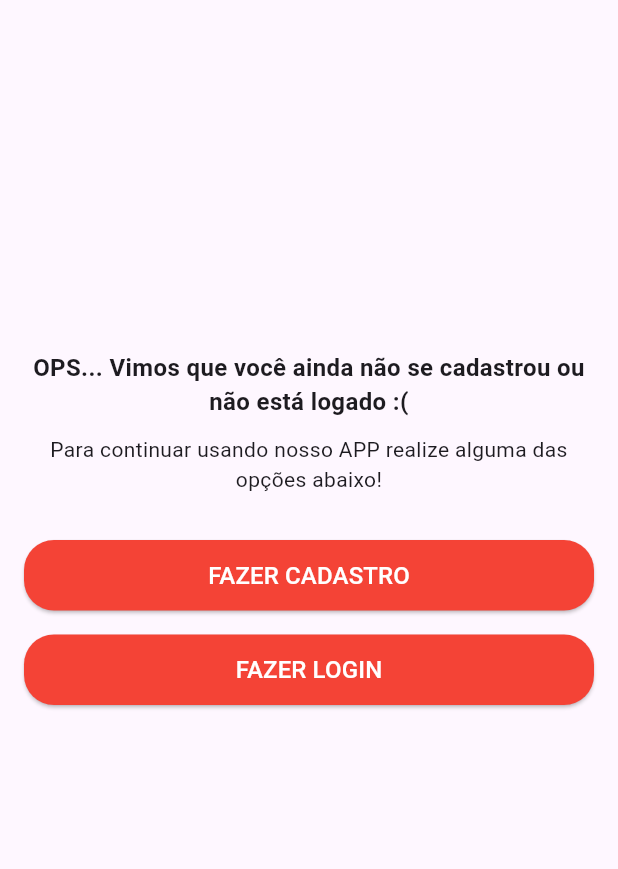
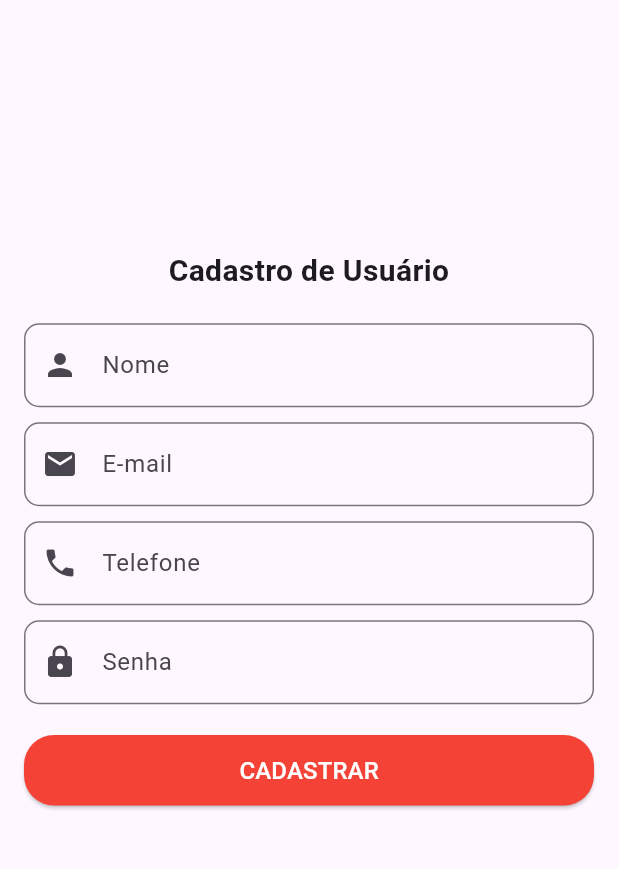
Before and after one commit to DanielSalgadoM7/RecipeWise, a Flutter app: the Telabloqueio screen opened directly, after a tap on "FAZER CADASTRO", on a phone screen of 412 x 824 dp, the part 180-1049 px from its top. Run offline on Flutter 3.47's test engine with Material 3 defaults, Android fonts, the light colour scheme and no system bars; our stand-ins replace convex_bottom_bar, image_picker, sqflite; accounts and stored records are empty.

Commit message:
Tela cadastro e login no PERFIL

```diff
--- a/main/lib/TelaBloqueio.dart
+++ b/main/lib/TelaBloqueio.dart
@@ -1,4 +1,6 @@
 import 'package:flutter/material.dart';
+import 'TelaCadastro.dart';  // Importe a tela de cadastro
+import 'TelaLogin.dart';     // Importe a tela de login
 
 class Telabloqueio extends StatelessWidget {
   @override
@@ -50,7 +52,10 @@ class Telabloqueio extends StatelessWidget {
               child: ElevatedButton(
                 onPressed: () {
                   // Navegar para a tela de cadastro
-                  Navigator.pushNamed(context, '/cadastro');
+                  Navigator.push(
+                    context,
+                    MaterialPageRoute(builder: (context) => TelaCadastro()),
+                  );
                 },
                 style: ElevatedButton.styleFrom(
                   backgroundColor: Colors.red, // Cor de fundo do botão
@@ -73,7 +78,10 @@ class Telabloqueio extends StatelessWidget {
               child: ElevatedButton(
                 onPressed: () {
                   // Navegar para a tela de login
-                  Navigator.pushNamed(context, '/login');
+                  Navigator.push(
+                    context,
+                    MaterialPageRoute(builder: (context) => TelaLogin()),
+                  );
                 },
                 style: ElevatedButton.styleFrom(
                   backgroundColor: Colors.red, // Cor de fundo do botão
--- a/main/lib/TelaCadastro.dart
+++ b/main/lib/TelaCadastro.dart
@@ -0,0 +1,134 @@
+import 'package:flutter/material.dart';
+
+class TelaCadastro extends StatelessWidget {
+  final TextEditingController nomeController = TextEditingController();
+  final TextEditingController emailController = TextEditingController();
+  final TextEditingController telefoneController = TextEditingController();
+  final TextEditingController senhaController = TextEditingController();
+
+  @override
+  Widget build(BuildContext context) {
+    return Scaffold(
+      // Barra de navegação com fundo vermelho
+      appBar: PreferredSize(
+        preferredSize: Size.fromHeight(120), // Altura maior da AppBar
+        child: AppBar(
+          backgroundColor: Colors.red.shade700, // Cor de fundo vermelha
+          elevation: 0, // Retira a sombra da barra
+          flexibleSpace: Padding(
+            padding: const EdgeInsets.only(top: 40.0), // Ajuste a altura do ícone
+            child: Center(
+              child: Image.asset(
+                'assets/images/LOGOicon.jpg', // Caminho para a imagem nos arquivos do projeto
+                width: 80,
+                height: 80,
+              ),
+            ),
+          ),
+        ),
+      ),
+
+      // Conteúdo principal da tela
+      body: Padding(
+        padding: const EdgeInsets.symmetric(horizontal: 16.0),
+        child: Column(
+          mainAxisAlignment: MainAxisAlignment.center,
+          crossAxisAlignment: CrossAxisAlignment.center,
+          children: [
+            // Título de Cadastro
+            Text(
+              "Cadastro de Usuário",
+              style: TextStyle(fontSize: 20, fontWeight: FontWeight.bold),
+              textAlign: TextAlign.center,
+            ),
+            SizedBox(height: 20),
+
+            // Campo para nome
+            TextField(
+              controller: nomeController,
+              decoration: InputDecoration(
+                labelText: 'Nome',
+                border: OutlineInputBorder(
+                  borderRadius: BorderRadius.circular(10),
+                ),
+                prefixIcon: Icon(Icons.person),
+              ),
+            ),
+            SizedBox(height: 10),
+
+            // Campo para e-mail
+            TextField(
+              controller: emailController,
+              decoration: InputDecoration(
+                labelText: 'E-mail',
+                border: OutlineInputBorder(
+                  borderRadius: BorderRadius.circular(10),
+                ),
+                prefixIcon: Icon(Icons.email),
+              ),
+            ),
+            SizedBox(height: 10),
+
+            // Campo para telefone
+            TextField(
+              controller: telefoneController,
+              keyboardType: TextInputType.phone,
+              decoration: InputDecoration(
+                labelText: 'Telefone',
+                border: OutlineInputBorder(
+                  borderRadius: BorderRadius.circular(10),
+                ),
+                prefixIcon: Icon(Icons.phone),
+              ),
+            ),
+            SizedBox(height: 10),
+
+            // Campo para senha
+            TextField(
+              controller: senhaController,
+              obscureText: true,
+              decoration: InputDecoration(
+                labelText: 'Senha',
+                border: OutlineInputBorder(
+                  borderRadius: BorderRadius.circular(10),
+                ),
+                prefixIcon: Icon(Icons.lock),
+              ),
+            ),
+            SizedBox(height: 20),
+
+            // Botão de Cadastro
+            SizedBox(
+              width: double.infinity, // Garante que o botão ocupe toda a largura
+              child: ElevatedButton(
+                onPressed: () {
+                  // Lógica para concluir o cadastro (pode incluir validações)
+                  String nome = nomeController.text;
+                  String email = emailController.text;
+                  String telefone = telefoneController.text;
+                  String senha = senhaController.text;
+
+                  // Aqui você pode incluir validações e persistência dos dados
+
+                  // Navegar de volta para a tela principal após o cadastro
+                  Navigator.pop(context); // Voltar para a tela anterior (Telabloqueio)
+                },
+                style: ElevatedButton.styleFrom(
+                  backgroundColor: Colors.red, // Cor de fundo do botão
+                  padding: EdgeInsets.symmetric(horizontal: 40, vertical: 12),
+                  shape: RoundedRectangleBorder(
+                    borderRadius: BorderRadius.circular(20),
+                  ),
+                ),
+                child: Text(
+                  "CADASTRAR",
+                  style: TextStyle(fontSize: 16, color: Colors.white),
+                ),
+              ),
+            ),
+          ],
+        ),
+      ),
+    );
+  }
+}
```
Also changed, not shown: main/lib/Perfil.dart (+13 -7 lines), main/lib/PrimeiraTela.dart (+3 -7 lines), main/lib/TelaLogin.dart (+103 -0 lines).
